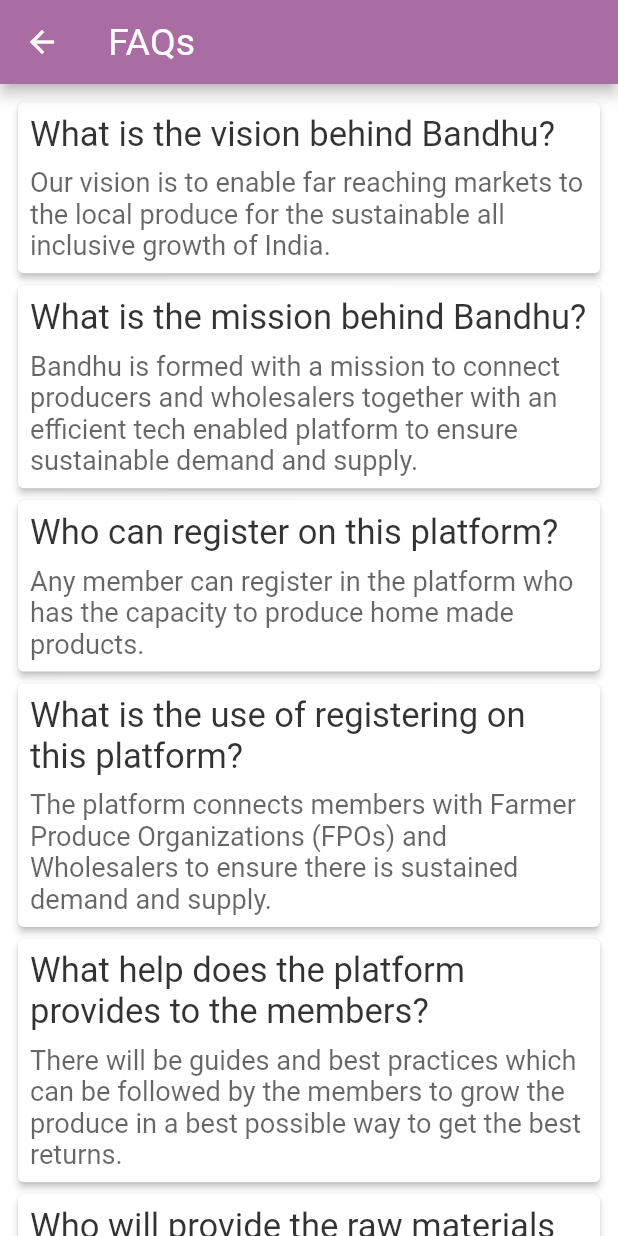
After one commit to axactstudios/bandhu, a Flutter app: the FAQ screen opened directly, on a phone screen of 412 x 824 dp. The commit adds this screen. Run offline on Flutter 3.47's test engine with Material 2 defaults, Android fonts, the light colour scheme and no system bars; our stand-ins replace cached_network_image, file_picker, firebase_auth, firebase_database, firebase_storage, flutter_spinkit and 9 more; missing offline and left inert: diagonal, gps, regexed_validator; accounts and stored records are empty.

Commit message:
buyer registration form modified and faqs page added.

```diff
--- a/lib/Screens/BuyerDashboard.dart
+++ b/lib/Screens/BuyerDashboard.dart
@@ -3,6 +3,7 @@
 import 'package:bandhunew/Screens/BuyerActivity.dart';
 import 'package:bandhunew/Screens/BuyerDocuments.dart';
 import 'package:bandhunew/Screens/BuyerProfile.dart';
+import 'package:bandhunew/Screens/FAQ.dart';
 import 'package:bandhunew/Screens/MainHome.dart';
 import 'package:firebase_auth/firebase_auth.dart';
 import 'package:flutter/material.dart';
@@ -38,6 +39,12 @@
         Navigator.push(
           context,
           MaterialPageRoute(builder: (context) => BuyerActivity()),
+        );
+        break;
+      case 'FAQs':
+        Navigator.push(
+          context,
+          MaterialPageRoute(builder: (context) => FAQ()),
         );
         break;
     }
@@ -187,4 +194,5 @@
   const Choice(title: 'Profile', icon: Icons.directions_bus),
   const Choice(title: 'Documents', icon: Icons.directions_railway),
   const Choice(title: 'Activities', icon: Icons.directions_walk),
+  const Choice(title: 'FAQs', icon: Icons.question_answer),
 ];
--- /dev/null
+++ b/lib/Screens/FAQ.dart
@@ -0,0 +1,343 @@
+import 'package:flutter/cupertino.dart';
+import 'package:flutter/material.dart';
+import 'package:google_fonts/google_fonts.dart';
+
+class FAQ extends StatefulWidget {
+  @override
+  _FAQState createState() => _FAQState();
+}
+
+class _FAQState extends State<FAQ> {
+  @override
+  Widget build(BuildContext context) {
+    Size size = MediaQuery.of(context).size;
+    return Scaffold(
+      backgroundColor: Colors.white,
+      appBar: AppBar(
+        title: Text(
+          'FAQs',
+          style: GoogleFonts.varelaRound(
+            textStyle: TextStyle(fontWeight: FontWeight.w400, fontSize: 25),
+          ),
+        ),
+        backgroundColor: Color(0xFFA96DA3),
+      ),
+      body: Container(
+        height: size.height,
+        width: size.width,
+        child: SingleChildScrollView(
+          child: Padding(
+            padding: const EdgeInsets.all(8.0),
+            child: Column(
+              crossAxisAlignment: CrossAxisAlignment.start,
+              children: <Widget>[
+                Card(
+                  elevation: 2,
+                  child: Padding(
+                    padding: const EdgeInsets.all(8.0),
+                    child: Column(
+                      crossAxisAlignment: CrossAxisAlignment.start,
+                      children: <Widget>[
+                        Text(
+                          'What is the vision behind Bandhu?',
+                          style: GoogleFonts.varelaRound(
+                            textStyle: TextStyle(
+                              fontWeight: FontWeight.w400,
+                              fontSize: size.height * 0.028,
+                              color: Colors.black.withOpacity(0.8),
+                            ),
+                          ),
+                        ),
+                        SizedBox(
+                          height: size.height * 0.01,
+                        ),
+                        Text(
+                          'Our vision is to enable far reaching markets to the local produce for the sustainable all inclusive growth of India.',
+                          style: GoogleFonts.varelaRound(
+                            textStyle: TextStyle(
+                              fontWeight: FontWeight.w400,
+                              fontSize: size.height * 0.022,
+                              color: Colors.black.withOpacity(0.6),
+                            ),
+                          ),
+                        ),
+                      ],
+                    ),
+                  ),
+                ),
+                Card(
+                  elevation: 2,
+                  child: Padding(
+                    padding: const EdgeInsets.all(8.0),
+                    child: Column(
+                      crossAxisAlignment: CrossAxisAlignment.start,
+                      children: <Widget>[
+                        Text(
+                          'What is the mission behind Bandhu?',
+                          style: GoogleFonts.varelaRound(
+                            textStyle: TextStyle(
+                              fontWeight: FontWeight.w400,
+                              fontSize: size.height * 0.028,
+                              color: Colors.black.withOpacity(0.8),
+                            ),
+                          ),
+                        ),
+                        SizedBox(
+                          height: size.height * 0.01,
+                        ),
+                        Text(
+                          'Bandhu is formed with a mission to connect producers and wholesalers together with an efficient tech enabled platform to ensure sustainable demand and supply.',
+                          style: GoogleFonts.varelaRound(
+                            textStyle: TextStyle(
+                              fontWeight: FontWeight.w400,
+                              fontSize: size.height * 0.022,
+                              color: Colors.black.withOpacity(0.6),
+                            ),
+                          ),
+                        ),
+                      ],
+                    ),
+                  ),
+                ),
+                Card(
+                  elevation: 2,
+                  child: Padding(
+                    padding: const EdgeInsets.all(8.0),
+                    child: Column(
+                      crossAxisAlignment: CrossAxisAlignment.start,
+                      children: <Widget>[
+                        Text(
+                          'Who can register on this platform?',
+                          style: GoogleFonts.varelaRound(
+                            textStyle: TextStyle(
+                              fontWeight: FontWeight.w400,
+                              fontSize: size.height * 0.028,
+                              color: Colors.black.withOpacity(0.8),
+                            ),
+                          ),
+                        ),
+                        SizedBox(
+                          height: size.height * 0.01,
+                        ),
+                        Text(
+                          'Any member can register in the platform who has the capacity to produce home made products.',
+                          style: GoogleFonts.varelaRound(
+                            textStyle: TextStyle(
+                              fontWeight: FontWeight.w400,
+                              fontSize: size.height * 0.022,
+                              color: Colors.black.withOpacity(0.6),
+                            ),
+                          ),
+                        ),
+                      ],
+                    ),
+                  ),
+                ),
+                Card(
+                  elevation: 2,
+                  child: Padding(
+                    padding: const EdgeInsets.all(8.0),
+                    child: Column(
+                      crossAxisAlignment: CrossAxisAlignment.start,
+                      children: <Widget>[
+                        Text(
+                          'What is the use of registering on this platform?',
+                          style: GoogleFonts.varelaRound(
+                            textStyle: TextStyle(
+                              fontWeight: FontWeight.w400,
+                              fontSize: size.height * 0.028,
+                              color: Colors.black.withOpacity(0.8),
+                            ),
+                          ),
+                        ),
+                        SizedBox(
+                          height: size.height * 0.01,
+                        ),
+                        Text(
+                          'The platform connects members with Farmer Produce Organizations (FPOs) and Wholesalers to ensure there is sustained demand and supply.',
+                          style: GoogleFonts.varelaRound(
+                            textStyle: TextStyle(
+                              fontWeight: FontWeight.w400,
+                              fontSize: size.height * 0.022,
+                              color: Colors.black.withOpacity(0.6),
+                            ),
+                          ),
+                        ),
+                      ],
+                    ),
+                  ),
+                ),
+                Card(
+                  elevation: 2,
+                  child: Padding(
+                    padding: const EdgeInsets.all(8.0),
+                    child: Column(
+                      children: <Widget>[
+                        Text(
+                          'What help does the platform provides to the members?',
+                          style: GoogleFonts.varelaRound(
+                            textStyle: TextStyle(
+                              fontWeight: FontWeight.w400,
+                              fontSize: size.height * 0.028,
+                              color: Colors.black.withOpacity(0.8),
+                            ),
+                          ),
+                        ),
+                        SizedBox(
+                          height: size.height * 0.01,
+                        ),
+                        Text(
+                          'There will be guides and best practices which can be followed by the members to grow the produce in a best possible way to get the best returns.',
+                          style: GoogleFonts.varelaRound(
+                            textStyle: TextStyle(
+                              fontWeight: FontWeight.w400,
+                              fontSize: size.height * 0.022,
+                              color: Colors.black.withOpacity(0.6),
+                            ),
+                          ),
+                        ),
+                      ],
+                    ),
+                  ),
+                ),
+                Card(
+                  elevation: 2,
+                  child: Padding(
+                    padding: const EdgeInsets.all(8.0),
+                    child: Column(
+                      children: <Widget>[
+                        Text(
+                          'Who will provide the raw materials to produce the items?',
+                          style: GoogleFonts.varelaRound(
+                            textStyle: TextStyle(
+                              fontWeight: FontWeight.w400,
+                              fontSize: size.height * 0.028,
+                              color: Colors.black.withOpacity(0.8),
+                            ),
+                          ),
+                        ),
+                        SizedBox(
+                          height: size.height * 0.01,
+                        ),
+                        Text(
+                          'Members can request for the raw materials in the platform or can declare that they have the required materials to develop the produce. If they request for raw materials then it will be supplied by the FPO\'s and coordinated by the FPOs.',
+                          style: GoogleFonts.varelaRound(
+                            textStyle: TextStyle(
+                              fontWeight: FontWeight.w400,
+                              fontSize: size.height * 0.022,
+                              color: Colors.black.withOpacity(0.6),
+                            ),
+                          ),
+                        ),
+                      ],
+                    ),
+                  ),
+                ),
+                Card(
+                  elevation: 2,
+                  child: Padding(
+                    padding: const EdgeInsets.all(8.0),
+                    child: Column(
+                      children: <Widget>[
+                        Text(
+                          'How to check the demand for a particular produce?',
+                          style: GoogleFonts.varelaRound(
+                            textStyle: TextStyle(
+                              fontWeight: FontWeight.w400,
+                              fontSize: size.height * 0.028,
+                              color: Colors.black.withOpacity(0.8),
+                            ),
+                          ),
+                        ),
+                        SizedBox(
+                          height: size.height * 0.01,
+                        ),
+                        Text(
+                          'Members can see the demand for the items once they open the application. If they have the item they can respond with the quantity available with them.',
+                          style: GoogleFonts.varelaRound(
+                            textStyle: TextStyle(
+                              fontWeight: FontWeight.w400,
+                              fontSize: size.height * 0.022,
+                              color: Colors.black.withOpacity(0.6),
+                            ),
+                          ),
+                        ),
+                      ],
+                    ),
+                  ),
+                ),
+                Card(
+                  elevation: 2,
+                  child: Padding(
+                    padding: const EdgeInsets.all(8.0),
+                    child: Column(
+                      children: <Widget>[
+                        Text(
+                          'What is the role of FPOs on the platform?',
+                          style: GoogleFonts.varelaRound(
+                            textStyle: TextStyle(
+                              fontWeight: FontWeight.w400,
+                              fontSize: size.height * 0.028,
+                              color: Colors.black.withOpacity(0.8),
+                            ),
+                          ),
+                        ),
+                        SizedBox(
+                          height: size.height * 0.01,
+                        ),
+                        Text(
+                          'FPOs manage the demand and supply by coordinating with both the members and the wholesalers (buyers).',
+                          style: GoogleFonts.varelaRound(
+                            textStyle: TextStyle(
+                              fontWeight: FontWeight.w400,
+                              fontSize: size.height * 0.022,
+                              color: Colors.black.withOpacity(0.6),
+                            ),
+                          ),
+                        ),
+                      ],
+                    ),
+                  ),
+                ),
+                Card(
+                  elevation: 2,
+                  margin: EdgeInsets.only(bottom: 30),
+                  child: Padding(
+                    padding: const EdgeInsets.all(8.0),
+                    child: Column(
+                      children: <Widget>[
+                        Text(
+                          'How can the wholesalers or the buyers register on the platform?',
+                          style: GoogleFonts.varelaRound(
+                            textStyle: TextStyle(
+                              fontWeight: FontWeight.w400,
+                              fontSize: size.height * 0.028,
+                              color: Colors.black.withOpacity(0.8),
+                            ),
+                          ),
+                        ),
+                        SizedBox(
+                          height: size.height * 0.01,
+                        ),
+                        Text(
+                          'Wholesalers can send a request to the Bandhu support team with the required details and will be registered once approved by Bandhu.',
+                          style: GoogleFonts.varelaRound(
+                            textStyle: TextStyle(
+                              fontWeight: FontWeight.w400,
+                              fontSize: size.height * 0.022,
+                              color: Colors.black.withOpacity(0.6),
+                            ),
+                          ),
+                        ),
+                      ],
+                    ),
+                  ),
+                ),
+              ],
+            ),
+          ),
+        ),
+      ),
+    );
+  }
+}
--- a/lib/Screens/Home.dart
+++ b/lib/Screens/Home.dart
@@ -1,5 +1,6 @@
 import 'package:bandhunew/Classes/delayed_animation.dart';
 import 'package:bandhunew/Screens/Activities.dart';
+import 'package:bandhunew/Screens/FAQ.dart';
 import 'package:bandhunew/Screens/MainHome.dart';
 import 'package:bandhunew/auth/SignInPage.dart';
 import 'package:firebase_auth/firebase_auth.dart';
@@ -44,6 +45,12 @@
         Navigator.push(
           context,
           MaterialPageRoute(builder: (context) => MyActivities()),
+        );
+        break;
+      case 'FAQs':
+        Navigator.push(
+          context,
+          MaterialPageRoute(builder: (context) => FAQ()),
         );
         break;
     }
@@ -193,4 +200,5 @@
   const Choice(title: 'Profile', icon: Icons.directions_bus),
   const Choice(title: 'Documents', icon: Icons.directions_railway),
   const Choice(title: 'Activities', icon: Icons.directions_walk),
+  const Choice(title: 'FAQs', icon: Icons.question_answer),
 ];
--- a/lib/Screens/MainHome.dart
+++ b/lib/Screens/MainHome.dart
@@ -1,6 +1,7 @@
 import 'package:bandhunew/MyHomePage.dart';
 import 'package:bandhunew/Profile/BuyerProfileEdit.dart';
 import 'package:bandhunew/Screens/BuyerDashboard.dart';
+import 'package:bandhunew/Screens/BuyerForm.dart';
 import 'package:bandhunew/Screens/BuyerHome.dart';
 import 'package:bandhunew/Screens/Home.dart';
 import 'package:bandhunew/Screens/NewBuyerScreen.dart';
@@ -77,9 +78,7 @@
                       : Navigator.push(
                           context,
                           MaterialPageRoute(
-                            builder: (context) => BuyerProfileEdit(
-                              userType: 'Buyer',
-                            ),
+                            builder: (context) => BuyerRegisterForm(),
                           ),
                         ))
                   : Navigator.pushReplacement(
--- a/lib/Screens/MyDocuments.dart
+++ b/lib/Screens/MyDocuments.dart
@@ -86,7 +86,8 @@
     FirebaseUser user = await FirebaseAuth.instance.currentUser();
 
     StorageReference storageReference;
-    storageReference = _storage.ref().child("Documents/${user.uid}/$fileType");
+    storageReference =
+        _storage.ref().child("Documents/Sellers/${user.uid}/$fileType");
 
     final StorageUploadTask uploadTask = storageReference.putFile(file);
     Fluttertoast.showToast(msg: 'Uploading...', gravity: ToastGravity.CENTER);
--- a/pubspec.yaml
+++ b/pubspec.yaml
@@ -49,6 +49,7 @@
   gps: ^0.1.1
   diagonal: ^1.0.1
   cached_network_image: ^2.2.0+1
+  regexed_validator: ^1.0.4
 
 dev_dependencies:
   flutter_test:
```
Also changed, not shown: lib/Screens/BuyerForm.dart (added, +144 -0 lines), lib/auth/OtpScreen.dart (+3 -6 lines), pubspec.lock.
